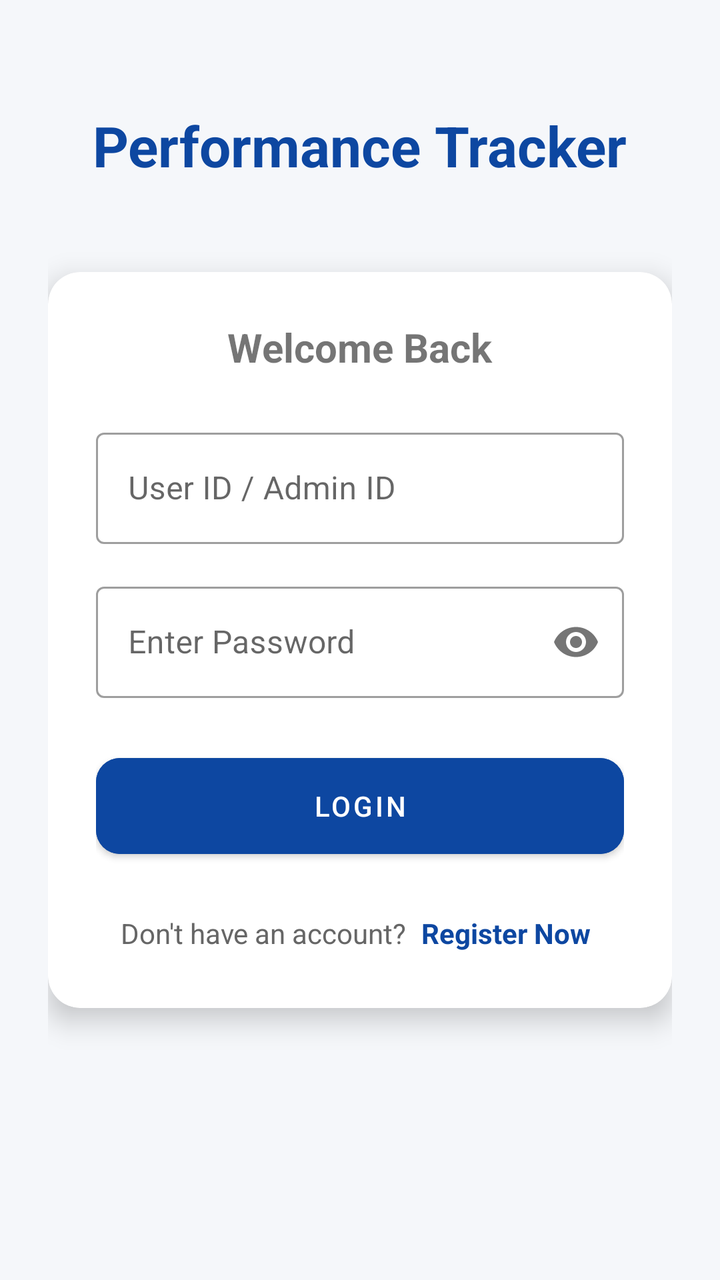
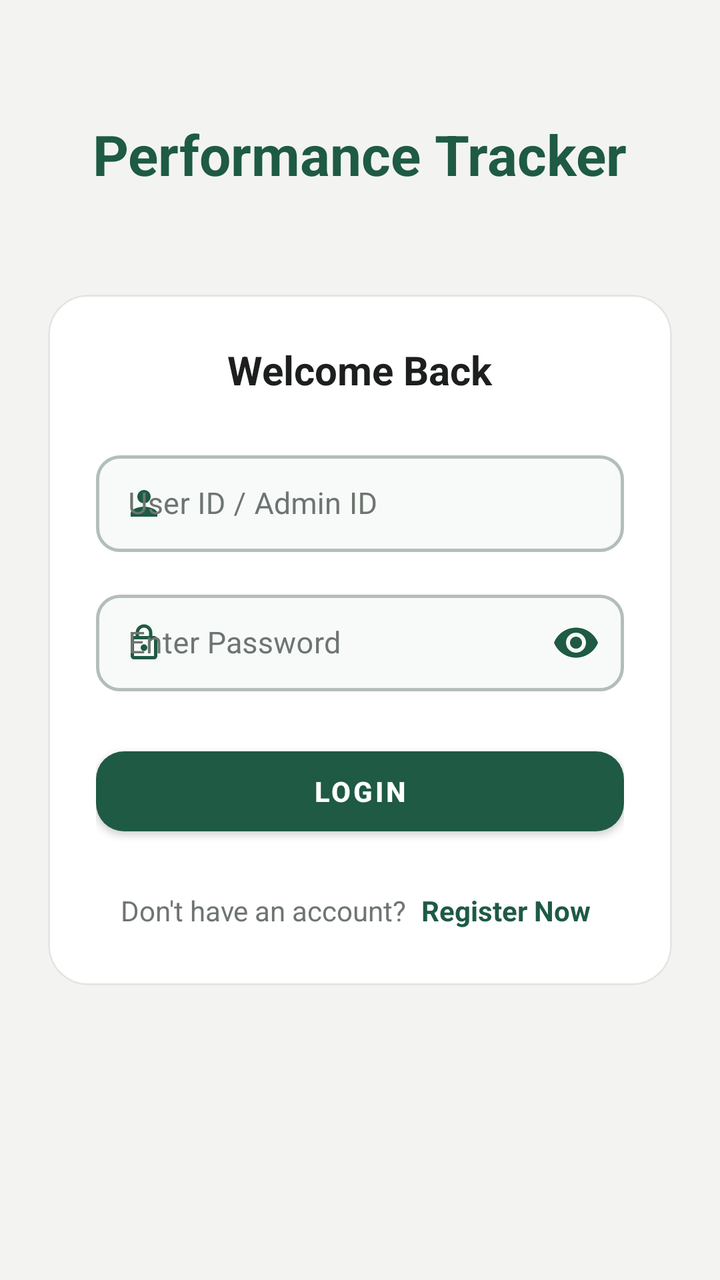

Two renders of the same Android screen: before a commit and after it. Below are the layout's source before the change and the commit's diff.
<!-- AndroidManifest.xml: application theme Theme.PerformanceTracker -->
<!-- res/layout/activity_login.xml -->
<?xml version="1.0" encoding="utf-8"?>
<androidx.constraintlayout.widget.ConstraintLayout
     xmlns:android="http://schemas.android.com/apk/res/android"
     xmlns:app="http://schemas.android.com/apk/res-auto"
     android:layout_height="match_parent"
     android:layout_width="match_parent"
     android:background="#F5F7FA"
     android:padding="24dp">

    <TextView
         android:layout_height="wrap_content"
         android:layout_width="wrap_content"
         app:layout_constraintTop_toTopOf="parent"
         app:layout_constraintStart_toStartOf="parent"
         android:textSize="28sp"
         android:textColor="@color/primary"
         app:layout_constraintEnd_toEndOf="parent"
         app:layout_constraintBottom_toTopOf="@+id/cardLogin"
         app:layout_constraintVertical_bias="0.4"
         android:id="@+id/tvTitle"
         android:text="Performance Tracker"
         android:textStyle="bold" />

    <com.google.android.material.card.MaterialCardView
         android:layout_height="wrap_content"
         android:layout_width="match_parent"
         app:layout_constraintTop_toTopOf="parent"
         app:cardElevation="8dp"
         app:layout_constraintBottom_toBottomOf="parent"
         app:cardCornerRadius="16dp"
         android:id="@+id/cardLogin">

        <LinearLayout
             android:layout_height="wrap_content"
             android:layout_width="match_parent"
             android:padding="24dp"
             android:orientation="vertical">

            <TextView
                 android:layout_height="wrap_content"
                 android:layout_width="wrap_content"
                 android:layout_marginBottom="24dp"
                 android:textSize="20sp"
                 android:layout_gravity="center"
                 android:text="Welcome Back"
                 android:textStyle="bold" />

            <com.google.android.material.textfield.TextInputLayout
                 android:layout_height="wrap_content"
                 android:layout_width="match_parent"
                 android:hint="User ID / Admin ID"
                 style="@style/Widget.MaterialComponents.TextInputLayout.OutlinedBox">

                <com.google.android.material.textfield.TextInputEditText
                     android:layout_height="wrap_content"
                     android:layout_width="match_parent"
                     android:inputType="text"
                     android:id="@+id/etId" />

            </com.google.android.material.textfield.TextInputLayout>

            <com.google.android.material.textfield.TextInputLayout
                 android:layout_height="wrap_content"
                 android:layout_width="match_parent"
                 android:hint="Enter Password"
                 style="@style/Widget.MaterialComponents.TextInputLayout.OutlinedBox"
                 app:passwordToggleEnabled="true"
                 android:layout_marginTop="16dp">

                <com.google.android.material.textfield.TextInputEditText
                     android:layout_height="wrap_content"
                     android:layout_width="match_parent"
                     android:inputType="textPassword"
                     android:id="@+id/etPassword" />

            </com.google.android.material.textfield.TextInputLayout>

            <Button
                 android:layout_height="60dp"
                 android:layout_width="match_parent"
                 app:cornerRadius="12dp"
                 android:backgroundTint="@color/primary"
                 android:layout_marginTop="24dp"
                 android:id="@+id/btnLogin"
                 android:text="LOGIN" />

            <LinearLayout
                 android:layout_height="wrap_content"
                 android:layout_width="wrap_content"
                 android:orientation="horizontal"
                 android:layout_marginTop="20dp"
                 android:layout_gravity="center">

                <TextView
                     android:layout_height="wrap_content"
                     android:layout_width="wrap_content"
                     android:textColor="#666666"
                     android:text="Don't have an account? " />

                <TextView
                     android:layout_height="wrap_content"
                     android:layout_width="wrap_content"
                     android:background="?attr/selectableItemBackground"
                     android:padding="4dp"
                     android:textColor="@color/primary"
                     android:id="@+id/tvRegisterLink"
                     android:text="Register Now"
                     android:textStyle="bold" />

            </LinearLayout>

        </LinearLayout>

    </com.google.android.material.card.MaterialCardView>

</androidx.constraintlayout.widget.ConstraintLayout>
<!-- resources referenced by this layout -->
<resources>
  <color name="primary">#0D47A1</color>
  <style name="Theme.PerformanceTracker" parent="Theme.MaterialComponents.DayNight.NoActionBar">
          <item name="colorPrimary">#2196F3</item>
          <item name="colorPrimaryVariant">#1976D2</item>
          <item name="colorOnPrimary">#FFFFFF</item>
          <item name="android:statusBarColor">#1976D2</item>
      </style>
</resources>

<!-- the commit's change to res/layout/activity_login.xml (unified diff, before → after) -->
@@ -4,7 +4,7 @@
      xmlns:app="http://schemas.android.com/apk/res-auto"
      android:layout_height="match_parent"
      android:layout_width="match_parent"
-     android:background="#F5F7FA"
+     android:background="@color/background"
      android:padding="24dp">
 
     <TextView
@@ -25,9 +25,12 @@
          android:layout_height="wrap_content"
          android:layout_width="match_parent"
          app:layout_constraintTop_toTopOf="parent"
-         app:cardElevation="8dp"
+         app:cardElevation="0dp"
+         app:strokeColor="@color/card_stroke"
+         app:strokeWidth="1dp"
+         app:cardBackgroundColor="@color/surface_card"
          app:layout_constraintBottom_toBottomOf="parent"
-         app:cardCornerRadius="16dp"
+         app:cardCornerRadius="20dp"
          android:id="@+id/cardLogin">
 
         <LinearLayout
@@ -41,6 +44,7 @@
                  android:layout_width="wrap_content"
                  android:layout_marginBottom="24dp"
                  android:textSize="20sp"
+                 android:textColor="@color/text_primary"
                  android:layout_gravity="center"
                  android:text="Welcome Back"
                  android:textStyle="bold" />
@@ -49,12 +53,29 @@
                  android:layout_height="wrap_content"
                  android:layout_width="match_parent"
                  android:hint="User ID / Admin ID"
+                 app:boxBackgroundMode="outline"
+                 app:boxBackgroundColor="@color/input_background"
+                 app:boxStrokeColor="@color/box_stroke_selector"
+                 app:boxStrokeWidth="1.5dp"
+                 app:boxStrokeWidthFocused="2dp"
+                 app:hintTextColor="@color/primary"
+                 android:textColorHint="@color/text_secondary"
+                 app:startIconDrawable="@drawable/ic_person"
+                 app:startIconTint="@color/primary"
+                 app:boxCornerRadiusBottomEnd="12dp"
+                 app:boxCornerRadiusBottomStart="12dp"
+                 app:boxCornerRadiusTopEnd="12dp"
+                 app:boxCornerRadiusTopStart="12dp"
                  style="@style/Widget.MaterialComponents.TextInputLayout.OutlinedBox">
 
                 <com.google.android.material.textfield.TextInputEditText
                      android:layout_height="wrap_content"
                      android:layout_width="match_parent"
                      android:inputType="text"
+                     android:textSize="15sp"
+                     android:paddingVertical="14dp"
+                     android:textColor="@color/text_primary"
+                     android:textColorHint="@color/text_secondary"
                      android:id="@+id/etId" />
 
             </com.google.android.material.textfield.TextInputLayout>
@@ -63,26 +84,47 @@
                  android:layout_height="wrap_content"
                  android:layout_width="match_parent"
                  android:hint="Enter Password"
+                 app:boxBackgroundMode="outline"
+                 app:boxBackgroundColor="@color/input_background"
+                 app:boxStrokeColor="@color/box_stroke_selector"
+                 app:boxStrokeWidth="1.5dp"
+                 app:boxStrokeWidthFocused="2dp"
+                 app:hintTextColor="@color/primary"
+                 android:textColorHint="@color/text_secondary"
+                 app:startIconDrawable="@drawable/ic_lock"
+                 app:startIconTint="@color/primary"
+                 app:passwordToggleEnabled="true"
+                 app:passwordToggleTint="@color/primary"
+                 app:boxCornerRadiusBottomEnd="12dp"
+                 app:boxCornerRadiusBottomStart="12dp"
+                 app:boxCornerRadiusTopEnd="12dp"
+                 app:boxCornerRadiusTopStart="12dp"
                  style="@style/Widget.MaterialComponents.TextInputLayout.OutlinedBox"
-                 app:passwordToggleEnabled="true"
                  android:layout_marginTop="16dp">
 
                 <com.google.android.material.textfield.TextInputEditText
                      android:layout_height="wrap_content"
                      android:layout_width="match_parent"
                      android:inputType="textPassword"
+                     android:textSize="15sp"
+                     android:paddingVertical="14dp"
+                     android:textColor="@color/text_primary"
+                     android:textColorHint="@color/text_secondary"
                      android:id="@+id/etPassword" />
 
             </com.google.android.material.textfield.TextInputLayout>
 
-            <Button
-                 android:layout_height="60dp"
+            <com.google.android.material.button.MaterialButton
+                 android:layout_height="52dp"
                  android:layout_width="match_parent"
-                 app:cornerRadius="12dp"
-                 android:backgroundTint="@color/primary"
+                 app:cornerRadius="14dp"
+                 app:elevation="0dp"
+                 app:backgroundTint="@color/primary"
+                 android:textColor="#FFFFFF"
                  android:layout_marginTop="24dp"
                  android:id="@+id/btnLogin"
-                 android:text="LOGIN" />
+                 android:text="LOGIN"
+                 android:textStyle="bold" />
 
             <LinearLayout
                  android:layout_height="wrap_content"
@@ -94,7 +136,7 @@
                 <TextView
                      android:layout_height="wrap_content"
                      android:layout_width="wrap_content"
-                     android:textColor="#666666"
+                     android:textColor="@color/text_secondary"
                      android:text="Don't have an account? " />
 
                 <TextView
<!-- resource entries referenced after the edit -->
@@ -1,11 +1,63 @@
 <!-- resources referenced by this layout -->
 <resources>
-  <color name="primary">#0D47A1</color>
-  <style name="Theme.PerformanceTracker" parent="Theme.MaterialComponents.DayNight.NoActionBar">
-          <item name="colorPrimary">#2196F3</item>
-          <item name="colorPrimaryVariant">#1976D2</item>
-          <item name="colorOnPrimary">#FFFFFF</item>
-          <item name="android:statusBarColor">#1976D2</item>
+  <color name="background">#F3F4F1</color>
+  <color name="card_stroke">#E3E6E2</color>
+  <color name="input_background">#F7FAF8</color>
+  <color name="primary">#1E5A44</color>
+  <color name="surface_card">#FFFFFF</color>
+  <color name="text_primary">#1C1F1D</color>
+  <color name="text_secondary">#6E7571</color>
+  <!-- drawable ic_lock (drawable) -->
+  <vector xmlns:android="http://schemas.android.com/apk/res/android"
+      android:width="20dp"
+      android:height="20dp"
+      android:viewportWidth="24"
+      android:viewportHeight="24">
+    <path
+        android:fillColor="@color/primary"
+        android:pathData="M18,8h-1V6c0,-2.76 -2.24,-5 -5,-5S7,3.24 7,6v2H6c-1.1,0 -2,0.9 -2,2v10c0,1.1 0.9,2 2,2h12c1.1,0 2,-0.9 2,-2V10c0,-1.1 -0.9,-2 -2,-2zM9,6c0,-1.66 1.34,-3 3,-3s3,1.34 3,3v2H9V6zm9,14H6V10h12v10zm-6,-3c1.1,0 2,-0.9 2,-2s-0.9,-2 -2,-2 -2,0.9 -2,2 0.9,2 2,2z"/>
+  </vector>
+  <!-- drawable ic_person (drawable) -->
+  <vector xmlns:android="http://schemas.android.com/apk/res/android"
+      android:width="20dp"
+      android:height="20dp"
+      android:viewportWidth="24"
+      android:viewportHeight="24">
+    <path
+        android:fillColor="@color/primary"
+        android:pathData="M12,12c2.21,0 4,-1.79 4,-4s-1.79,-4 -4,-4 -4,1.79 -4,4 1.79,4 4,4zM12,14c-2.67,0 -8,1.34 -8,4v2h16v-2c0,-2.66 -5.33,-4 -8,-4z"/>
+  </vector>
+  <style name="Theme.PerformanceTracker" parent="Theme.MaterialComponents.Light.NoActionBar">
+          <item name="colorPrimary">@color/primary</item>
+          <item name="colorPrimaryVariant">@color/primary_dark</item>
+          <item name="colorOnPrimary">@color/white</item>
+          <item name="android:statusBarColor">@color/background</item>
+          <item name="android:windowLightStatusBar">true</item>
+          <item name="android:windowBackground">@color/background</item>
+          <item name="colorSecondary">@color/secondary</item>
+          <item name="colorSurface">@color/surface</item>
+          <item name="colorOnSurface">@color/text_primary</item>
+          <item name="colorControlNormal">@color/input_stroke_unfocused</item>
+          <item name="colorControlActivated">@color/primary</item>
+          <item name="android:textColorHint">@color/text_secondary</item>
+          <item name="textInputStyle">@style/CustomOutlinedBox</item>
+      </style>
+  <color name="primary_dark">#154333</color>
+  <color name="white">#FFFFFF</color>
+  <color name="secondary">#256650</color>
+  <color name="surface">#FFFFFF</color>
+  <color name="input_stroke_unfocused">#B4BEB8</color>
+  <style name="CustomOutlinedBox" parent="Widget.MaterialComponents.TextInputLayout.OutlinedBox">
+          <item name="boxStrokeColor">@color/box_stroke_selector</item>
+          <item name="boxStrokeWidth">1.5dp</item>
+          <item name="boxStrokeWidthFocused">2dp</item>
+          <item name="boxBackgroundColor">@color/input_background</item>
+          <item name="hintTextColor">@color/primary</item>
+          <item name="android:textColorHint">@color/text_secondary</item>
+          <item name="boxCornerRadiusTopStart">12dp</item>
+          <item name="boxCornerRadiusTopEnd">12dp</item>
+          <item name="boxCornerRadiusBottomStart">12dp</item>
+          <item name="boxCornerRadiusBottomEnd">12dp</item>
       </style>
 </resources>
 
